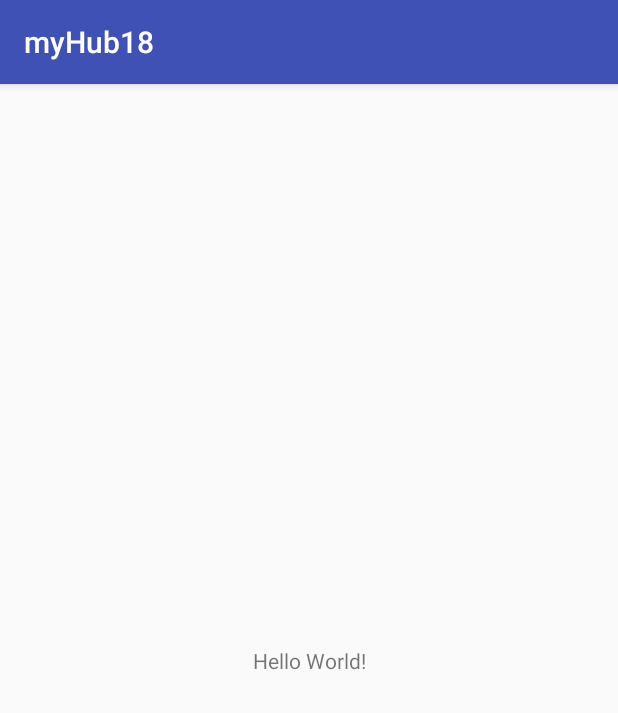
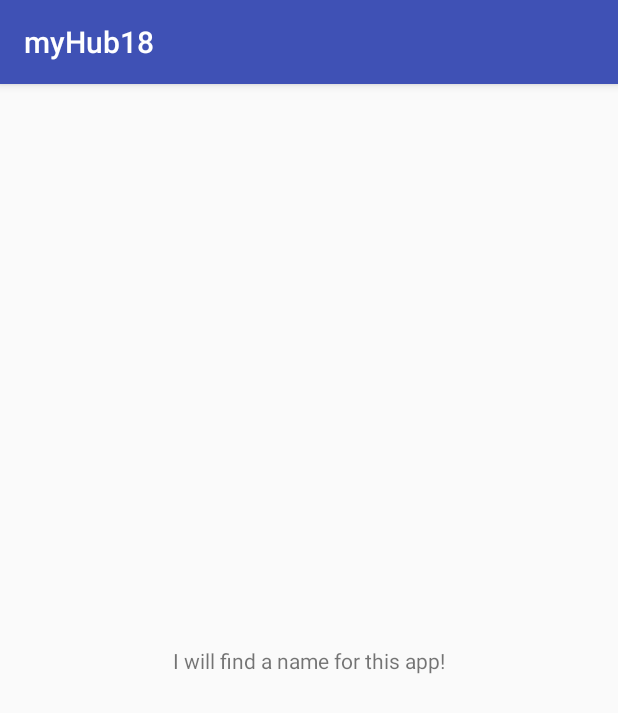
Before and after one commit to myhub18/myHub, an Android app: the screen it shows after launch (Driver), on a phone screen of 412 x 824 dp. Shown: the top 713 px of the screen. Run offline under Robolectric (Android 15) with nearby library versions, the phone set to English and light mode, and no system bars.

Commit message:
i changed the main xml page from helloworld to i will find a name for this app.

```diff
--- a/app/src/main/res/layout/activity_driver.xml
+++ b/app/src/main/res/layout/activity_driver.xml
@@ -9,7 +9,7 @@
     <TextView
         android:layout_width="wrap_content"
         android:layout_height="wrap_content"
-        android:text="Hello World!"
+        android:text="I will find a name for this app!"
         app:layout_constraintBottom_toBottomOf="parent"
         app:layout_constraintLeft_toLeftOf="parent"
         app:layout_constraintRight_toRightOf="parent"
```
